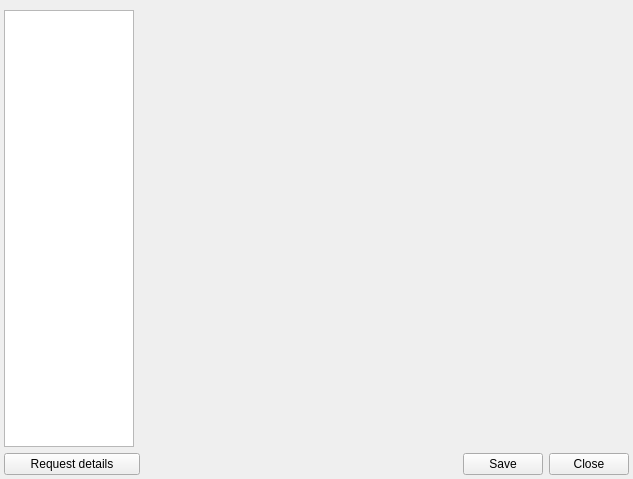
Qt form src/corelayers/contactinfo/userinformation.ui (euroelessar/qutim) before a commit.
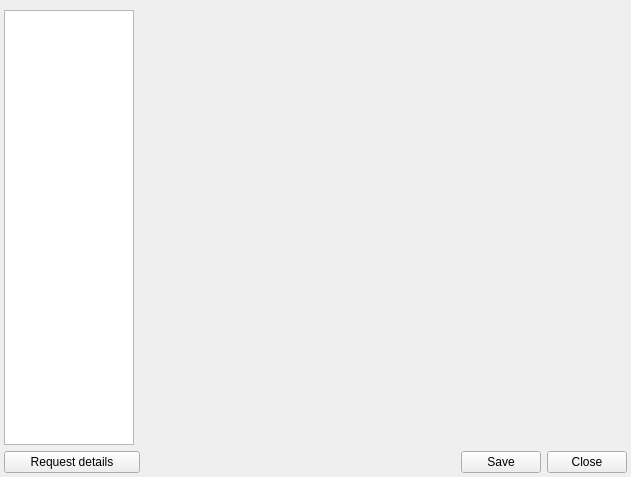
The same form after that commit. Icons and pictures are not drawn.

Commit message: Tiny improvements in ContactInfo

What changed in the file:
```diff
--- a/src/corelayers/contactinfo/userinformation.ui
+++ b/src/corelayers/contactinfo/userinformation.ui
@@ -6,8 +6,8 @@
    <rect>
     <x>0</x>
     <y>0</y>
-    <width>633</width>
-    <height>479</height>
+    <width>631</width>
+    <height>477</height>
    </rect>
   </property>
   <property name="windowTitle">
@@ -69,6 +69,12 @@
    </item>
    <item row="1" column="0">
     <widget class="QListWidget" name="infoListWidget">
+     <property name="sizePolicy">
+      <sizepolicy hsizetype="Preferred" vsizetype="Expanding">
+       <horstretch>0</horstretch>
+       <verstretch>0</verstretch>
+      </sizepolicy>
+     </property>
      <property name="maximumSize">
       <size>
        <width>130</width>
```
The commit also changes 1 other file.
